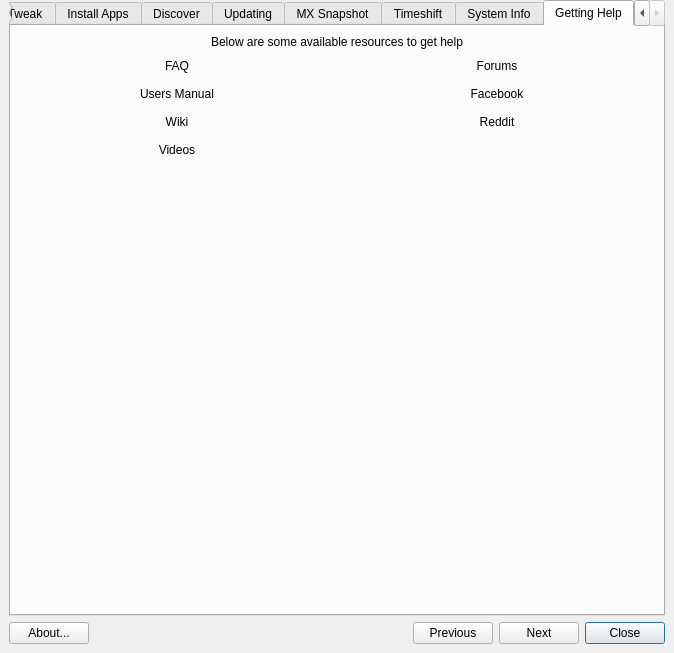
MX-Linux/mx-tour, file mainwindow.ui: the form before one commit.
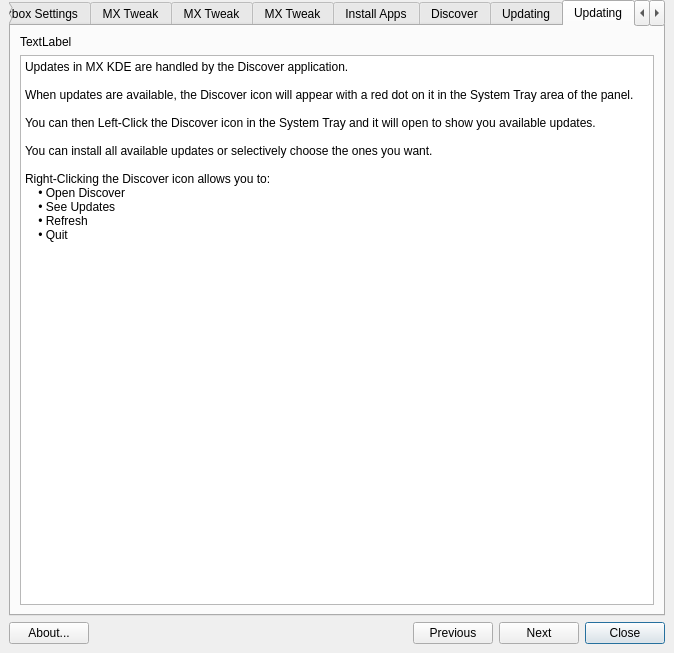
The form after the commit. Icons and pictures are not drawn. Custom widgets are drawn as their Qt base class.

Commit message: fix some mixed-up text, app kde updater tab

```diff
--- a/mainwindow.ui
+++ b/mainwindow.ui
@@ -203,7 +203,7 @@
         <enum>QTabWidget::North</enum>
        </property>
        <property name="currentIndex">
-        <number>22</number>
+        <number>19</number>
        </property>
        <property name="usesScrollButtons">
         <bool>true</bool>
@@ -915,6 +915,43 @@
          </item>
         </layout>
        </widget>
+       <widget class="QWidget" name="KDEUpdating">
+        <attribute name="title">
+         <string>Updating</string>
+        </attribute>
+        <layout class="QGridLayout" name="gridLayout_50">
+         <item row="0" column="0">
+          <layout class="QGridLayout" name="gridLayout_49">
+           <item row="0" column="0">
+            <widget class="QLabel" name="graphicKDEUpdater">
+             <property name="text">
+              <string>TextLabel</string>
+             </property>
+            </widget>
+           </item>
+           <item row="1" column="0">
+            <widget class="QPlainTextEdit" name="textUpdate_2">
+             <property name="plainText">
+              <string>Updates in MX KDE are handled by the Discover application.
+
+When updates are available, the Discover icon will appear with a red dot on it in the System Tray area of the panel.
+
+You can then Left-Click the Discover icon in the System Tray and it will open to show you available updates.
+
+You can install all available updates or selectively choose the ones you want.
+
+Right-Clicking the Discover icon allows you to:
+    • Open Discover
+    • See Updates
+    • Refresh
+    • Quit</string>
+             </property>
+            </widget>
+           </item>
+          </layout>
+         </item>
+        </layout>
+       </widget>
        <widget class="QWidget" name="MXSnapshot">
         <attribute name="title">
          <string>MX Snapshot</string>
```
Left out of the diff: 20 changed lines with no effect on the pictures. The commit also changes 2 other files.
